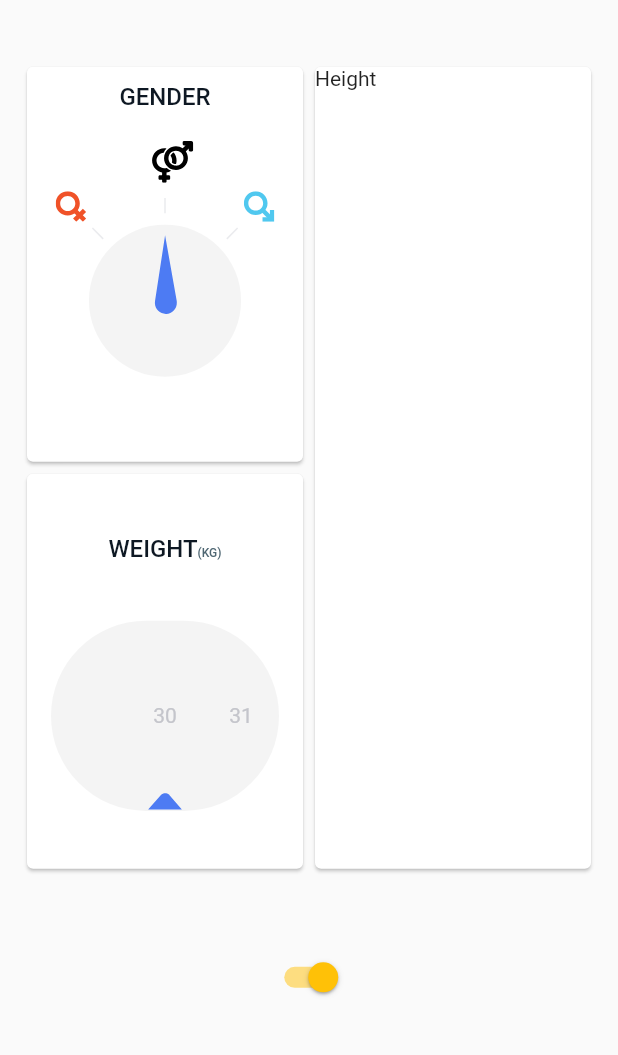
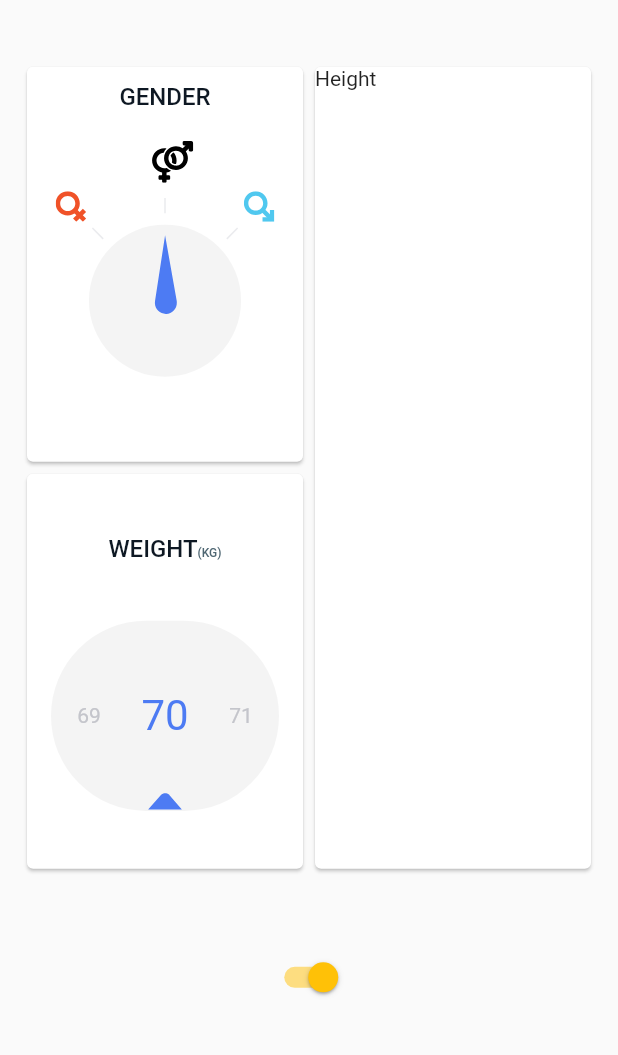
Before and after one commit to santoharyono/BMIcalculator, a Flutter app: the screen it shows after launch, on a phone screen of 412 x 824 dp, the part 156-1211 px from its top. Run offline on Flutter 3.47's test engine with Material 2 defaults, Android fonts, the phone set to English and light mode, and no system bars; our stand-ins replace flutter_svg.

Commit message:
bug fix and add tap to weight slider

```diff
--- a/lib/components/weight_card.dart
+++ b/lib/components/weight_card.dart
@@ -46,8 +46,10 @@ class _WeightCardState extends State<WeightCard> {
 
   Widget _drawSlider() {
     return WeightBackground(
-      child: LayoutBuilder(
-          builder: (context, constraints) => WeightSlider(
+      child: LayoutBuilder(builder: (context, constraints) {
+        return constraints.isTight
+            ? Container()
+            : WeightSlider(
                 minValue: 30,
                 maxValue: 110,
                 width: constraints.maxWidth,
@@ -57,7 +59,8 @@ class _WeightCardState extends State<WeightCard> {
                     weight = val;
                   });
                 },
-              )),
+              );
+      }),
     );
   }
 }
--- a/lib/components/weight_slider.dart
+++ b/lib/components/weight_slider.dart
@@ -1,3 +1,5 @@
+import 'dart:math' as math;
+
 import 'package:flutter/material.dart';
 import 'package:flutter/rendering.dart';
 
@@ -16,7 +18,8 @@ class WeightSlider extends StatelessWidget {
       this.width,
       this.value,
       this.onChanged})
-      : scrollController = ScrollController(),
+      : scrollController = ScrollController(
+            initialScrollOffset: (value - minValue) * width / 3),
         super(key: key);
 
   double get itemExtent => width / 3;
@@ -32,13 +35,17 @@ class WeightSlider extends StatelessWidget {
           final int itemValue = _indexToValue(index);
           bool isExtra = index == 0 || index == itemCount - 1;
 
-          return isExtra
+          return GestureDetector(
+            behavior: HitTestBehavior.translucent,
+            onTap: () => _animateTo(itemValue, durationMillis: 50),
+            child: isExtra
                 ? Container()
                 : FittedBox(
                     fit: BoxFit.scaleDown,
                     child: Text(
                       itemValue.toString(),
                       style: _getTextStyle(itemValue),
+                    ),
                   ),
           );
         },
@@ -58,6 +65,7 @@ class WeightSlider extends StatelessWidget {
   int _offsetToMiddleValue(double offset) {
     int indexOfMiddleElement = _offsetToMiddleIndex(offset);
     int middleValue = _indexToValue(indexOfMiddleElement);
+    middleValue = math.max(minValue, math.min(maxValue, middleValue));
     return middleValue;
   }
 
```
Lines whose indentation alone changed are shown as unchanged.
